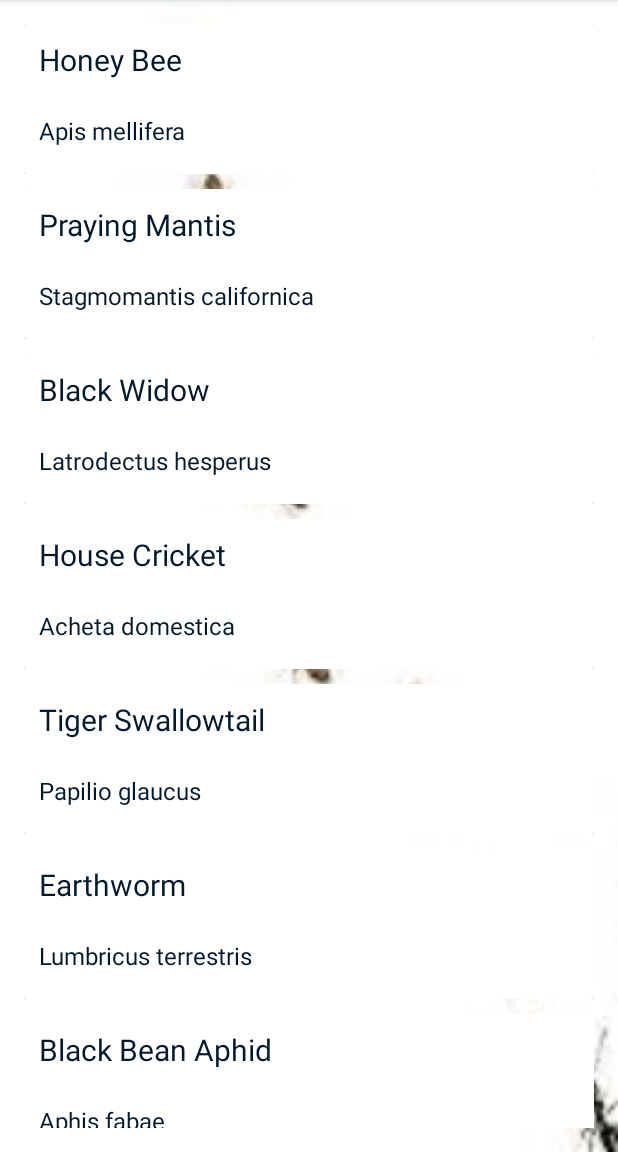
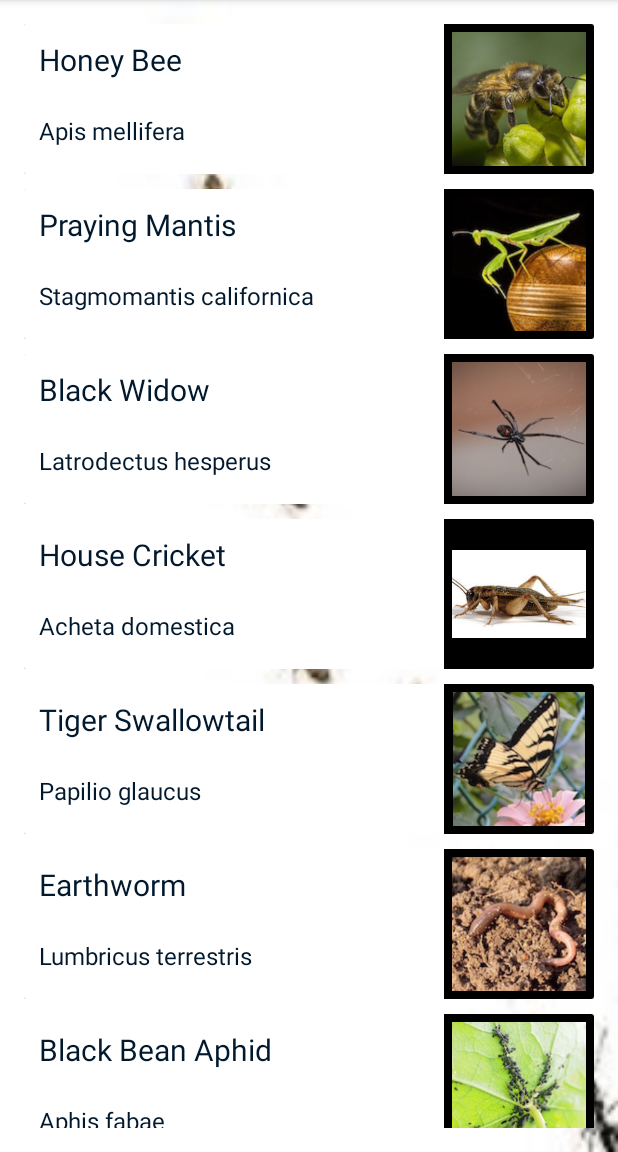
Before and after one commit to ajlomb/Buggy, an Android app: the screen it shows after launch (MainActivity), on a phone screen of 412 x 824 dp, the part 84-1236 px from its top. Run offline under Robolectric (Android 15) with nearby library versions, the light colour scheme and no system bars.

Commit message:
Adds images to MainActivity CardView; Adds image animation transition between activities.

```diff
--- a/Buggy/app/build.gradle
+++ b/Buggy/app/build.gradle
@@ -9,7 +9,7 @@ android {
 
     defaultConfig {
         applicationId "com.example.alexanderlombardo.project2buggy"
-        minSdkVersion 16
+        minSdkVersion 21
         targetSdkVersion 23
         versionCode 1
         versionName "1.0"
--- a/Buggy/app/src/main/java/com/example/alexanderlombardo/project2buggy/DetailsActivity.java
+++ b/Buggy/app/src/main/java/com/example/alexanderlombardo/project2buggy/DetailsActivity.java
@@ -75,9 +75,12 @@ public class DetailsActivity extends AppCompatActivity {
                     break;
                 case 9:     bugImage.setImageResource(R.drawable.ladybeetle);
                     break;
-                case 10:    bugImage.setImageResource(R.drawable.bee);
+                case 10:    bugImage.setImageResource(R.drawable.woodlouse);
+                    break;
+                case 11:    bugImage.setImageResource(R.drawable.pillipede);
                     break;
             }
+            bugImage.setTransitionName("moving_bug");
         }
     }
 }
--- a/Buggy/app/src/main/java/com/example/alexanderlombardo/project2buggy/MainActivity.java
+++ b/Buggy/app/src/main/java/com/example/alexanderlombardo/project2buggy/MainActivity.java
@@ -5,15 +5,20 @@ import android.content.Context;
 import android.content.Intent;
 import android.database.Cursor;
 import android.os.Bundle;
+import android.support.v4.app.ActivityOptionsCompat;
 import android.support.v4.widget.CursorAdapter;
 import android.support.v7.app.AppCompatActivity;
 import android.support.v7.widget.SearchView;
+import android.transition.ChangeTransform;
+import android.transition.TransitionSet;
 import android.view.LayoutInflater;
 import android.view.Menu;
 import android.view.MenuInflater;
 import android.view.View;
 import android.view.ViewGroup;
+import android.view.Window;
 import android.widget.AdapterView;
+import android.widget.ImageView;
 import android.widget.ListView;
 import android.widget.TextView;
 import android.widget.Toast;
@@ -27,10 +32,11 @@ public class MainActivity extends AppCompatActivity {
     @Override
     protected void onCreate(Bundle savedInstanceState) {
         super.onCreate(savedInstanceState);
+        getWindow().requestFeature(Window.FEATURE_CONTENT_TRANSITIONS);
         setContentView(R.layout.activity_main);
 
         //Creates an instance of the SQLiteOpenHelper helper, uses OpenHelper to get readable database.
-        BugSQLiteOpenHelper dbSetup = BugSQLiteOpenHelper.getInstance(MainActivity.this);
+        final BugSQLiteOpenHelper dbSetup = BugSQLiteOpenHelper.getInstance(MainActivity.this);
         dbSetup.getReadableDatabase();
 
         //Instantiates the MainActivity ListView allowing it to be called, customized, and populated.
@@ -38,6 +44,13 @@ public class MainActivity extends AppCompatActivity {
 
         //Creates a Cursor populated by getBugs Method in BugSQLiteOpenHelper Class.
         mainCursor = new BugSQLiteOpenHelper(this).getBugs();
+
+        TransitionSet transition = new TransitionSet();
+        transition.addTransition(new ChangeTransform());
+
+        getWindow().setSharedElementEnterTransition(transition);
+        getWindow().setSharedElementReturnTransition(transition);
+
 
         //Custom CursorAdapter which uses data held by mainCursor to populate custom ListView layouts.
         bugCursorAdapter = new CursorAdapter(MainActivity.this, mainCursor, 0) {
@@ -48,12 +61,40 @@ public class MainActivity extends AppCompatActivity {
             }
             @Override
             public void bindView(View view, Context context, Cursor mainCursor) {
+
                 //Provides variables to hold information to populate the identified fields in the main_list_format layout.
                 TextView commonNameTV = (TextView) view.findViewById(R.id.main_list_common);
                 TextView latinNameTV = (TextView) view.findViewById(R.id.main_list_latin);
+                ImageView listImage = (ImageView) view.findViewById(R.id.main_list_image);
                 //Populates TextViews using data in the specified columns of the database held in mainCursor.
+                int captureId = mainCursor.getInt(mainCursor.getColumnIndex(BugSQLiteOpenHelper.COL_ID));
                 commonNameTV.setText(mainCursor.getString(mainCursor.getColumnIndex(BugSQLiteOpenHelper.COL_COMMON_NAME)));
                 latinNameTV.setText(mainCursor.getString(mainCursor.getColumnIndex(BugSQLiteOpenHelper.COL_LATIN_NAME)));
+
+                switch(captureId) {
+                    case 1:     listImage.setImageResource(R.drawable.bee);
+                        break;
+                    case 2:     listImage.setImageResource(R.drawable.mantis);
+                        break;
+                    case 3:     listImage.setImageResource(R.drawable.blackwidow);
+                        break;
+                    case 4:     listImage.setImageResource(R.drawable.cricket);
+                        break;
+                    case 5:     listImage.setImageResource(R.drawable.tigerswallowtail);
+                        break;
+                    case 6:     listImage.setImageResource(R.drawable.earthworm);
+                        break;
+                    case 7:     listImage.setImageResource(R.drawable.blackaphid);
+                        break;
+                    case 8:     listImage.setImageResource(R.drawable.greenaphid);
+                        break;
+                    case 9:     listImage.setImageResource(R.drawable.ladybeetle);
+                        break;
+                    case 10:    listImage.setImageResource(R.drawable.woodlouse);
+                        break;
+                    case 11:    listImage.setImageResource(R.drawable.pillipede);
+                        break;
+                }
             }
         };
 
@@ -90,119 +131,15 @@ public class MainActivity extends AppCompatActivity {
                 "Harmonia axyridis is a large coccinellid beetle. Its colour ranges from yellow-orange to black, and the number of spots between none and 22. It is native to eastern Asia, but has been artificially introduced to North America and Europe to control aphids and scale insects. It is now common, well known, and spreading in those regions, and has also established in South Africa and widely across South America.\n" +
                 "\n" + "It is commonly known as the harlequin ladybird (because it occurs in numerous colour forms). It is also known in North America as the Ladybug, and (because it invades homes in October in preparation for overwintering) as Halloween lady beetle. In Japan, it is not generally distinguished from the seven-spot ladybird which is also common there.\n" +
                 "\n" + "When the species first arrived in the UK, it was labelled in jest as \"the many-named ladybird\", because among the names listed were: multivariate, southern, Japanese, and pumpkin ladybird.");
-        dbSetup.insertBugData(10, "Baby Got Back",
-                "Sir Mixus A-lot-us", "3", "0", "rainbow",
-                "Oh, my, God Becky, look at her butt\n" +
-                        "It is so big, she looks like\n" +
-                        "One of those rap guys' girlfriends.\n" +
-                        "But, ya know, who understands those rap guys?\n" +
-                        "They only talk to her, because,\n" +
-                        "She looks like a total prostitute, 'kay?\n" +
-                        "I mean, her butt, is just so big\n" +
-                        "I can't believe it's just so round, it's like out there\n" +
-                        "I mean gross, look\n" +
-                        "She's just so, black\n" +
-                        "\n" +
-                        "I like big butts and I can not lie\n" +
-                        "You other brothers can't deny\n" +
-                        "That when a girl walks in with an itty bitty waist\n" +
-                        "And a round thing in your face\n" +
-                        "You get sprung, want to pull up tough\n" +
-                        "'Cause you notice that butt was stuffed\n" +
-                        "Deep in the jeans she's wearing\n" +
-                        "I'm hooked and I can't stop staring\n" +
-                        "Oh baby, I want to get wit'cha\n" +
-                        "And take your picture\n" +
-                        "My homeboys tried to warn me\n" +
-                        "But with that butt you got makes (me so horny)\n" +
-                        "Ooh, Rump-o'-smooth-skin\n" +
-                        "You say you want to get in my Benz?\n" +
-                        "Well, use me, use me\n" +
-                        "'Cause you ain't that average groupie\n" +
-                        "I've seen her dancin'\n" +
-                        "To hell with romancin'\n" +
-                        "She's sweat, wet,\n" +
-                        "Got it goin' like a turbo 'Vette\n" +
-                        "I'm tired of magazines\n" +
-                        "Sayin' flat butts are the thing\n" +
-                        "Take the average black man and ask him that\n" +
-                        "She gotta pack much back\n" +
-                        "So, fellas (yeah) Fellas (yeah)\n" +
-                        "Has your girlfriend got the butt? (hell yeah)\n" +
-                        "Tell 'em to shake it (shake it) shake it (shake it)\n" +
-                        "Shake that healthy butt\n" +
-                        "Baby got back (L.A. fits with the Oakland booty)\n" +
-                        "\n" +
-                        "Baby got back (L.A. fits with the Oakland booty)\n" +
-                        "\n" +
-                        "I like 'em round, and big\n" +
-                        "And when I'm throwin' a gig\n" +
-                        "I just can't help myself, I'm actin' like an animal\n" +
-                        "Now here's my scandal\n" +
-                        "I want to get you home\n" +
-                        "And ugh, double-up, ugh, ugh\n" +
-                        "I ain't talkin' bout Playboy\n" +
-                        "'Cause silicone parts are made for toys\n" +
-                        "I want 'em real thick and juicy\n" +
-                        "So find that juicy double\n" +
-                        "Mix-a-Lot's in trouble\n" +
-                        "Beggin' for a piece of that bubble\n" +
-                        "So I'm lookin' at rock videos\n" +
-                        "Knock-kneed bimbos walkin' like hoes\n" +
-                        "You can have them bimbos\n" +
-                        "I'll keep my women like Flo Jo\n" +
-                        "A word to the thick soul sistas, I want to get with ya\n" +
-                        "I won't cuss or hit ya\n" +
-                        "But I gotta be straight when I say I want to fuck\n" +
-                        "Til the break of dawn\n" +
-                        "Baby got it goin' on\n" +
-                        "A lot of simps won't like this song\n" +
-                        "'Cause them punks like to hit it and quit it\n" +
-                        "And I'd rather stay and play\n" +
-                        "'Cause I'm long, and I'm strong\n" +
-                        "And I'm down to get the friction on\n" +
-                        "So, ladies (Yeah) Ladies (Yeah)\n" +
-                        "If you want to role in my Mercedes (Yeah)\n" +
-                        "Then turn around, stick it out\n" +
-                        "Even white boys got to shout\n" +
-                        "Baby got back\n" +
-                        "\n" +
-                        "Baby got back\n" +
-                        "Yeah, baby, when it comes to females\n" +
-                        "Cosmo ain't got nothin'\n" +
-                        "To do with my selection\n" +
-                        "Thirty six-twenty- four-thirty six\n" +
-                        "Ha ha, only if she's 5'3\n" +
-                        "\n" +
-                        "So your girlfriend rolls a Honda, playin' workout tapes by Fonda\n" +
-                        "But Fonda ain't got a motor in the back of her Honda\n" +
-                        "My anaconda don't want none\n" +
-                        "Unless you've got buns, hon\n" +
-                        "You can do side bends or sit-ups\n" +
-                        "But please don't lose that butt\n" +
-                        "Some brothers want to play that hard role\n" +
-                        "And tell you that the butt ain't gol'\n" +
-                        "So they toss it and leave it\n" +
-                        "And I pull up quick to retrieve it\n" +
-                        "So Cosmo says you're fat\n" +
-                        "Well I ain't down with that\n" +
-                        "'Cause your waist is small and your curves are kickin'\n" +
-                        "And I'm thinkin' bout stickin'\n" +
-                        "To the beanpole dames in the magazines\n" +
-                        "You ain't it, Miss Thing\n" +
-                        "Give me a sista, I can't resist her\n" +
-                        "Red beans and rice didn't miss her\n" +
-                        "Some knucklehead tried to dis\n" +
-                        "'Cause his girls are on my list\n" +
-                        "He had game but he chose to hit 'em\n" +
-                        "And I pull up quick to get wit 'em\n" +
-                        "So ladies, if the butt is round,\n" +
-                        "And you want a triple X throw down,\n" +
-                        "Dial 1-900-MIXALOT\n" +
-                        "And kick them nasty thoughts\n" +
-                        "Baby got back\n" +
-                        "\n" +
-                        "Baby got back");
+        dbSetup.insertBugData(10, "Common Woodlouse", "Armadillidium vulgare",
+                "14", "0", "black brown gray",
+                "Armadillidium vulgare may reach a length of 18 millimetres (0.71 in), and is capable of rolling into a ball when disturbed; this ability, along with its general appearance, gives it the name pill-bug and also creates the potential for confusion with pill millipedes such as Glomeris marginata. It can be distinguished from Armadillidium nasatum and Armadillidium depressum, " +
+                        "the only other British species in the genus, by the gap that A. nasatum and A. depressum leave when rolling into a ball; A. vulgare does not leave such a gap.");
+        dbSetup.insertBugData(11, "Pill Millipede", "Glomeris Marginata",
+                "36", "0", "black red yellow brown",
+                "Glomeris marginata grows up to 20 millimetres (0.8 in) long and 8 mm (0.3 in) wide, and is covered by twelve black dorsal plates with white rims. Each segment except those at the front and back bears two pairs of legs, with around 18 pairs in total. This distinguishes pill millipedes from pill woodlice, both of which are called \"pillbugs\" — woodlice have 7 pairs of walking legs, one per body segment, while millipedes have more pairs, and with two pairs to each apparent body segment.\n" +
+                        "\n" + "When rolled into a ball, G. marginata can be distinguished from a rolled–up pill woodlouse by the asymmetrical ball it rolls into; pill woodlice roll into much more perfect spheres. The cuticle is also darker and shinier, and the antennae are shorter. The head and tail of a woodlouse have a greater number of small plates, while the head of Glomeris is protected by a single large shield, and it lacks the uropods of woodlice at the read end. " +
+                        "Although usually black, red, yellow and brown individuals do occasionally occur.");
 
 
         //Setting butCursorAdapter (instantiated above) to the ListView in the MainActivity called mainList;
@@ -219,10 +156,14 @@ public class MainActivity extends AppCompatActivity {
             @Override
             public void onItemClick(AdapterView<?> parent, View view, int position, long id) {
                 Intent detailsIntent = new Intent(MainActivity.this, DetailsActivity.class);
+                Cursor selectedCursor = (Cursor) parent.getAdapter().getItem(position);
 
-                Cursor selectedCursor = (Cursor) parent.getAdapter().getItem(position);
+                ImageView transitionImage = (ImageView)findViewById(R.id.main_list_image);
+                ActivityOptionsCompat bugOptions = ActivityOptionsCompat.makeSceneTransitionAnimation(MainActivity.this, transitionImage, "moving_bug");
+
                 detailsIntent.putExtra("id", selectedCursor.getInt(selectedCursor.getColumnIndex(BugSQLiteOpenHelper.COL_ID)));
-                startActivity(detailsIntent);
+
+                startActivity(detailsIntent, bugOptions.toBundle());
             }
         });
         handleSearchIntent(getIntent());
@@ -272,12 +213,37 @@ public class MainActivity extends AppCompatActivity {
                         //Provides variables to hold information to populate the identified fields in the main_list_format layout.
                         TextView commonNameTV = (TextView) view.findViewById(R.id.main_list_common);
                         TextView latinNameTV = (TextView) view.findViewById(R.id.main_list_latin);
-         //               ImageView mainImage = (ImageView) view.findViewById(R.id.main_list_image);
+                        ImageView listImage = (ImageView) view.findViewById(R.id.main_list_image);
 
                         //Populates TextViews using data in the specified columns of the database held in searchCursor.
-                        commonNameTV.setText("Common Name: " +searchCursor.getString(searchCursor.getColumnIndex(BugSQLiteOpenHelper.COL_COMMON_NAME)));
-                        latinNameTV.setText("Latin Name: " +searchCursor.getString(searchCursor.getColumnIndex(BugSQLiteOpenHelper.COL_LATIN_NAME)));
-         //               mainImage.setImageDrawable();
+                        commonNameTV.setText(searchCursor.getString(searchCursor.getColumnIndex(BugSQLiteOpenHelper.COL_COMMON_NAME)));
+                        latinNameTV.setText(searchCursor.getString(searchCursor.getColumnIndex(BugSQLiteOpenHelper.COL_LATIN_NAME)));
+                        int captureId = searchCursor.getInt(searchCursor.getColumnIndex(BugSQLiteOpenHelper.COL_ID));
+
+                        switch(captureId) {
+                            case 1:     listImage.setImageResource(R.drawable.bee);
+                                break;
+                            case 2:     listImage.setImageResource(R.drawable.mantis);
+                                break;
+                            case 3:     listImage.setImageResource(R.drawable.blackwidow);
+                                break;
+                            case 4:     listImage.setImageResource(R.drawable.crickets);
+                                break;
+                            case 5:     listImage.setImageResource(R.drawable.tigerswallowtail);
+                                break;
+                            case 6:     listImage.setImageResource(R.drawable.earthworm);
+                                break;
+                            case 7:     listImage.setImageResource(R.drawable.blackaphid);
+                                break;
+                            case 8:     listImage.setImageResource(R.drawable.greenaphid);
+                                break;
+                            case 9:     listImage.setImageResource(R.drawable.ladybeetle);
+                                break;
+                            case 10:    listImage.setImageResource(R.drawable.woodlouse);
+                                break;
+                            case 11:    listImage.setImageResource(R.drawable.pillipede);
+                                break;
+                        }
                     }
                 };
                 mainList.setAdapter(bugSearchCursorAdapter);
--- a/Buggy/app/src/main/res/layout/daily_bug_format.xml
+++ b/Buggy/app/src/main/res/layout/daily_bug_format.xml
@@ -10,6 +10,7 @@
         android:layout_height="125dp"
         android:padding="5dp"
         android:layout_alignParentLeft="true"
+        android:transitionName="moving_bug"
          />
 
     <TextView
--- a/Buggy/app/src/main/res/layout/main_list_format.xml
+++ b/Buggy/app/src/main/res/layout/main_list_format.xml
@@ -33,6 +33,9 @@
             android:id="@+id/main_list_image"
             android:layout_width="100dp"
             android:layout_height="100dp"
+            android:padding="5dp"
+            android:background="#000000"
+            android:transitionName="moving_bug"
             android:layout_gravity="end"/>
 
     </android.support.v7.widget.CardView>
```
Also changed, not shown: Buggy/app/src/main/ic_bug-web.png (deleted), Buggy/app/src/main/res/drawable/bee.jpg, Buggy/app/src/main/res/drawable/blackaphid.jpg, Buggy/app/src/main/res/drawable/blackwidow.jpg, Buggy/app/src/main/res/drawable/cricket.jpg, Buggy/app/src/main/res/drawable/crickets.jpeg (added), Buggy/app/src/main/res/drawable/earthworm.jpg, Buggy/app/src/main/res/drawable/greenaphid.jpg, Buggy/app/src/main/res/drawable/ladybeetle.jpg, Buggy/app/src/main/res/drawable/mantis.jpg, Buggy/app/src/main/res/drawable/pillipede.jpg (added), Buggy/app/src/main/res/drawable/tigerswallowtail.jpg, Buggy/app/src/main/res/drawable/woodlouse.jpg (added).
